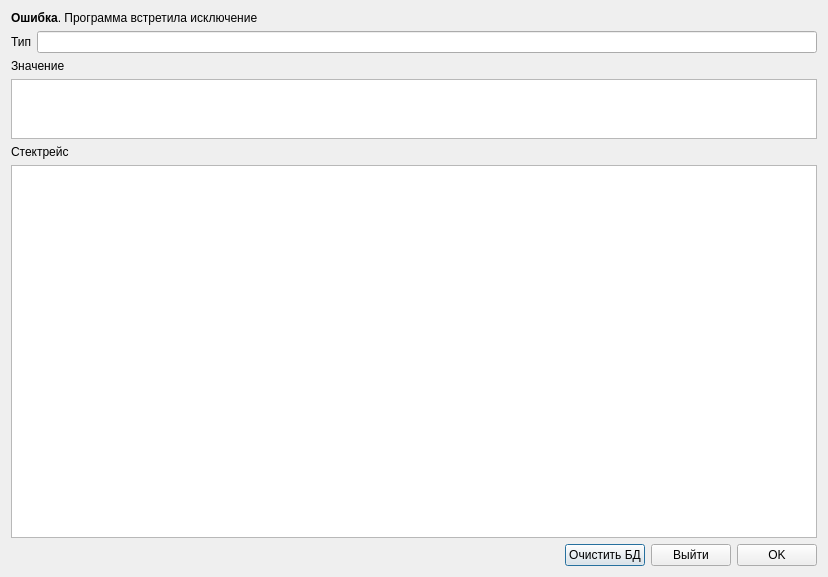
The window that ui/exceptiondialog.ui (moevm/nosql1h19-text-graph) describes before a commit, drawn with Qt 5.
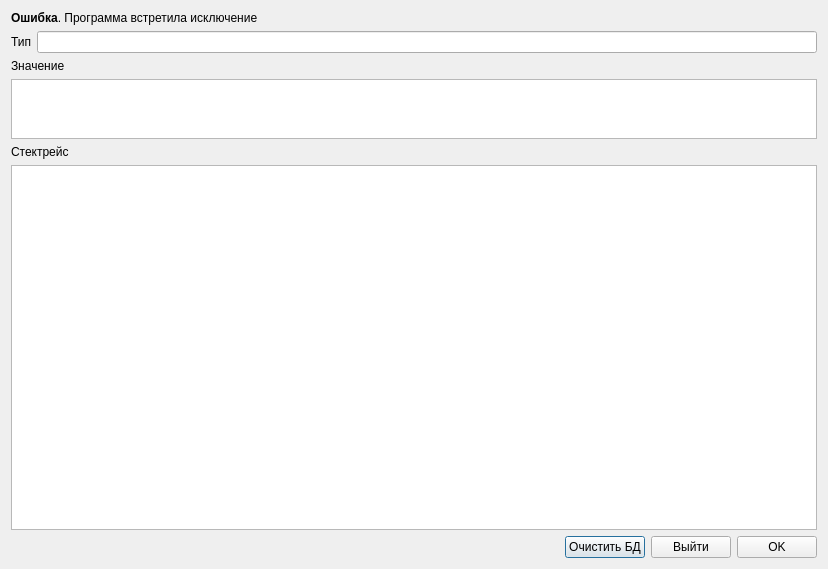
The same window after the commit. Icons and pictures are not drawn.

The edit to the form file:
```diff
--- a/ui/exceptiondialog.ui
+++ b/ui/exceptiondialog.ui
@@ -10,7 +10,7 @@
     <x>0</x>
     <y>0</y>
     <width>828</width>
-    <height>577</height>
+    <height>569</height>
    </rect>
   </property>
   <property name="windowTitle">
```
Left out of the diff: 8 changed lines with no effect on the pictures.
